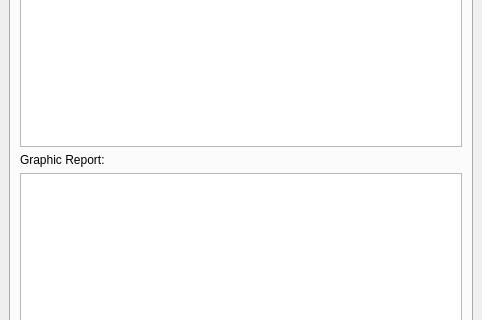
Old version of the form criminal_counter/criminal_counter_dockwidget_base.ui in the repository DaveyOldenburg/2017_Group6_Criminal_Counter; both pictures show x 0 to 482 and y 142 to 462 of the 482 by 613 pixel window.
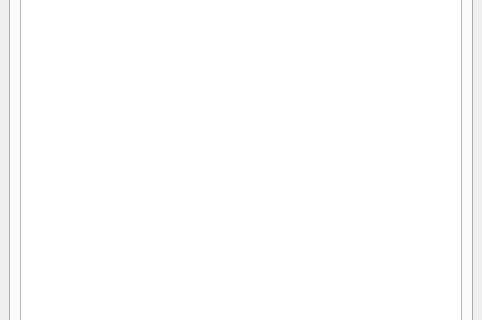
New version of the form. Icons and pictures are not drawn.

Patch:
```diff
--- a/criminal_counter/criminal_counter_dockwidget_base.ui
+++ b/criminal_counter/criminal_counter_dockwidget_base.ui
@@ -246,16 +246,6 @@
         <item>
          <widget class="QListWidget" name="list_summary"/>
         </item>
-        <item>
-         <widget class="QLabel" name="label_13">
-          <property name="text">
-           <string>Graphic Report:</string>
-          </property>
-         </widget>
-        </item>
-        <item>
-         <widget class="QGraphicsView" name="graphics_report"/>
-        </item>
         <item>
          <widget class="QPushButton" name="button_save">
           <property name="text">
```
